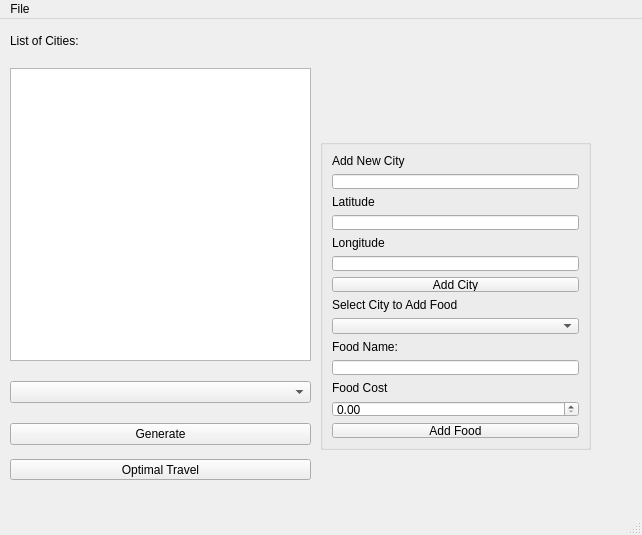
Before: the Qt Designer form EuroTrip/mainwindow.ui in dal07065/European-Vacation, drawn with Qt 5.
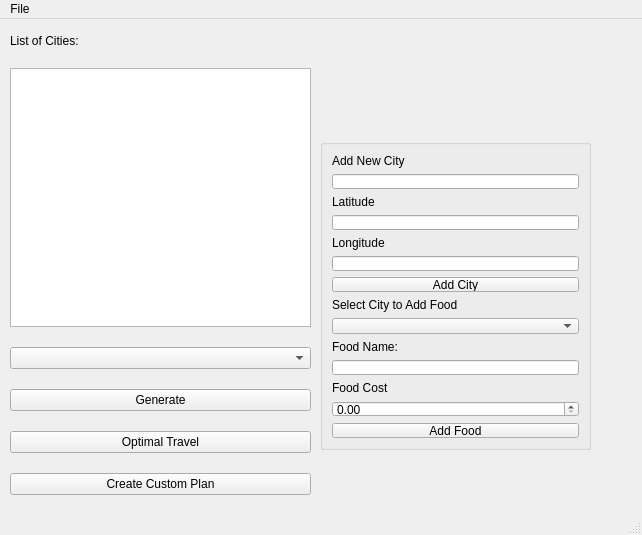
After: the same form once the commit is applied.

Commit message: Optimal Travel + Custom Plan

Diff of the .ui file:
```diff
--- a/EuroTrip/mainwindow.ui
+++ b/EuroTrip/mainwindow.ui
@@ -20,7 +20,7 @@
       <x>10</x>
       <y>10</y>
       <width>301</width>
-      <height>421</height>
+      <height>471</height>
      </rect>
     </property>
     <layout class="QVBoxLayout" name="verticalLayout">
@@ -53,6 +53,20 @@
        </property>
       </widget>
      </item>
+     <item>
+      <widget class="QPushButton" name="OptimalTravel">
+       <property name="text">
+        <string>Optimal Travel</string>
+       </property>
+      </widget>
+     </item>
+     <item>
+      <widget class="QPushButton" name="customPlan">
+       <property name="text">
+        <string>Create Custom Plan</string>
+       </property>
+      </widget>
+     </item>
     </layout>
    </widget>
    <widget class="QGroupBox" name="adminFuncs">
@@ -141,19 +155,6 @@
      </item>
     </layout>
    </widget>
-   <widget class="QPushButton" name="OptimalTravel">
-    <property name="geometry">
-     <rect>
-      <x>10</x>
-      <y>440</y>
-      <width>301</width>
-      <height>21</height>
-     </rect>
-    </property>
-    <property name="text">
-     <string>Optimal Travel</string>
-    </property>
-   </widget>
   </widget>
   <widget class="QMenuBar" name="menubar">
    <property name="geometry">
```
Left out of the diff: 2 changed lines with no effect on the pictures. The commit also changes 5 other files.
